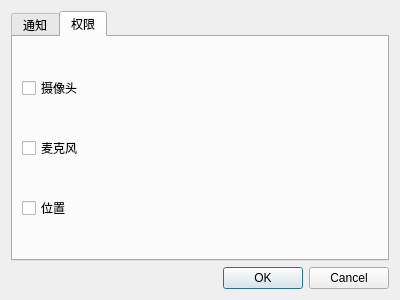
Old version of the form dialog/PreferencesDialog.ui in the repository zhipeng515/VRSteam.
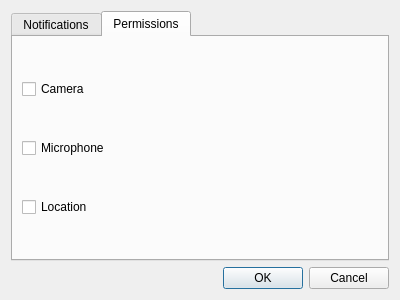
New version of the form. The open tabs and pages were chosen to show the change.

Diff of the .ui file:
```diff
--- a/dialog/PreferencesDialog.ui
+++ b/dialog/PreferencesDialog.ui
@@ -24,7 +24,7 @@
      </property>
      <widget class="QWidget" name="tab">
       <attribute name="title">
-       <string>通知</string>
+       <string>Notifications</string>
       </attribute>
       <layout class="QGridLayout" name="gridLayout_2">
        <item row="0" column="0">
@@ -61,27 +61,27 @@
      </widget>
      <widget class="QWidget" name="tab_2">
       <attribute name="title">
-       <string>权限</string>
+       <string>Permissions</string>
       </attribute>
       <layout class="QGridLayout" name="gridLayout_3">
        <item row="0" column="0">
         <widget class="QCheckBox" name="cameraCheckBox">
          <property name="text">
-          <string>摄像头</string>
+          <string>Camera</string>
          </property>
         </widget>
        </item>
        <item row="1" column="0">
         <widget class="QCheckBox" name="micCheckBox">
          <property name="text">
-          <string>麦克风</string>
+          <string>Microphone</string>
          </property>
         </widget>
        </item>
        <item row="2" column="0">
         <widget class="QCheckBox" name="locationCheckBox">
          <property name="text">
-          <string>位置</string>
+          <string>Location</string>
          </property>
         </widget>
        </item>
```
Left out of the diff: 8 changed lines with no effect on the pictures.
